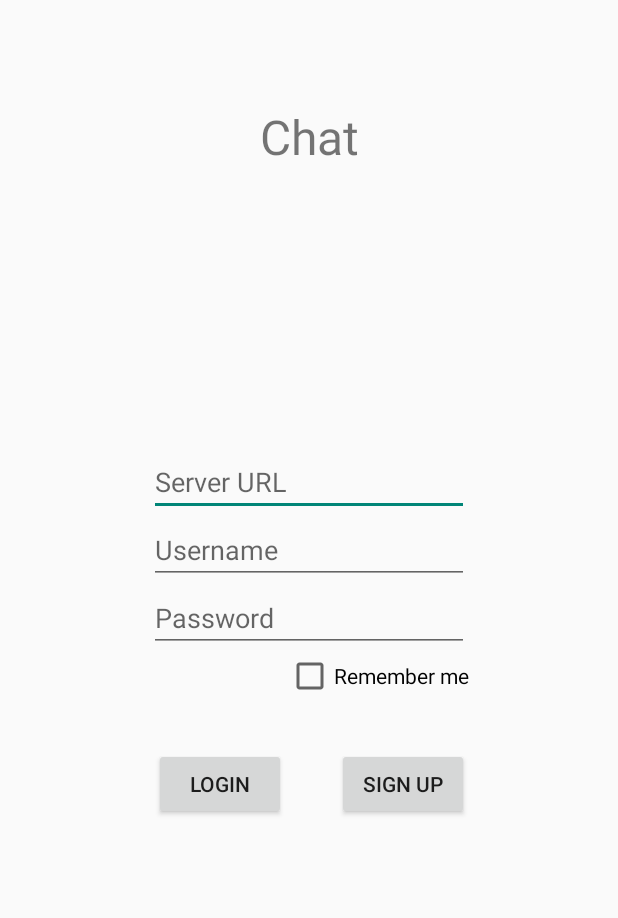
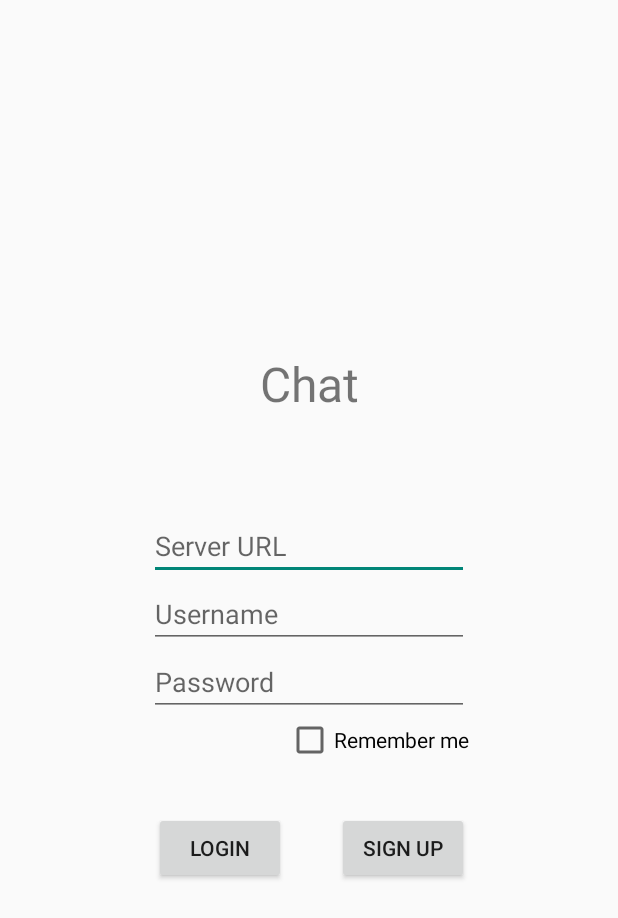
Before and after one commit to Roberto-M-H/Java_Python_FlaskServer_AndroidChatApp, an Android app: the layout activity_welcome.xml on its own in the app's theme, with its tools: preview values and no code run, on a phone screen of 412 x 824 dp. Shown: the top 918 px of the screen. Run offline under Robolectric (Android 15) with nearby library versions, the light colour scheme and no system bars.

Commit message:
Remove action bar from welcome activity and made it scrollable.

```diff
--- a/android_app/app/src/main/AndroidManifest.xml
+++ b/android_app/app/src/main/AndroidManifest.xml
@@ -21,6 +21,7 @@
         android:theme="@style/AppTheme" >
         <activity
             android:name=".activities.WelcomeActivity"
+            android:theme="@style/Theme.AppCompat.Light.NoActionBar"
             android:launchMode="singleTop"
             android:configChanges="orientation|screenSize"
             android:label="@string/app_name" >
--- a/android_app/app/src/main/res/layout/activity_welcome.xml
+++ b/android_app/app/src/main/res/layout/activity_welcome.xml
@@ -1,19 +1,29 @@
-<RelativeLayout xmlns:android="http://schemas.android.com/apk/res/android"
-    xmlns:tools="http://schemas.android.com/tools" android:layout_width="match_parent"
-    android:layout_height="match_parent" android:paddingLeft="@dimen/activity_horizontal_margin"
-    android:paddingRight="@dimen/activity_horizontal_margin"
-    android:paddingTop="@dimen/activity_vertical_margin"
-    android:paddingBottom="@dimen/activity_vertical_margin" tools:context=".activities.WelcomeActivity">
+<ScrollView xmlns:android="http://schemas.android.com/apk/res/android"
+    xmlns:tools="http://schemas.android.com/tools"
+    android:layout_width="match_parent"
+    android:layout_height="match_parent"
+    android:fillViewport="true"
+    android:scrollbars="vertical"
+    tools:context=".activities.WelcomeActivity">
+    <LinearLayout
+        android:layout_width="match_parent"
+        android:layout_height="wrap_content"
+        android:gravity="center"
+        android:orientation="vertical">
+        <RelativeLayout
+            android:layout_width="match_parent"
+            android:layout_height="wrap_content">
 
-    <TextView android:text="@string/title_activity_chat" android:layout_width="fill_parent"
+            <TextView android:text="@string/title_activity_chat"
+                android:layout_width="fill_parent"
                 android:layout_height="wrap_content"
                 android:textSize="32sp"
                 android:id="@+id/textView"
                 android:gravity="center"
-        android:layout_alignParentTop="true"
+                android:layout_centerHorizontal="true"
+                android:layout_marginBottom="64dp"
                 android:layout_alignParentLeft="true"
-        android:layout_alignParentStart="true"
-        android:layout_marginTop="53dp" />
+                android:layout_alignParentStart="true" />
 
             <EditText
                 android:inputType="textUri"
@@ -21,7 +31,8 @@
                 android:layout_height="wrap_content"
                 android:id="@+id/txt_server_url"
                 android:hint="Server URL"
-        android:layout_above="@+id/txt_username"
+                android:layout_below="@+id/textView"
+                android:layout_centerHorizontal="true"
                 android:layout_alignRight="@+id/txt_username"
                 android:layout_alignEnd="@+id/txt_username"
                 android:layout_alignLeft="@+id/txt_username"
@@ -30,12 +41,13 @@
             <EditText
                 android:layout_width="wrap_content"
                 android:layout_height="wrap_content"
+
                 android:inputType="text"
                 android:hint="Username"
+                android:layout_centerHorizontal="true"
                 android:ems="10"
                 android:id="@+id/txt_username"
-        android:layout_above="@+id/txt_password"
-        android:layout_centerHorizontal="true" />
+                android:layout_below="@+id/txt_server_url" />
 
             <EditText
                 android:layout_width="wrap_content"
@@ -44,8 +56,8 @@
                 android:hint="Password"
                 android:ems="10"
                 android:id="@+id/txt_password"
-        android:layout_centerVertical="true"
-        android:layout_centerHorizontal="true" />
+                android:layout_centerHorizontal="true"
+                android:layout_below="@+id/txt_username" />
 
             <Button
                 android:layout_width="wrap_content"
@@ -75,3 +87,5 @@
                 android:layout_alignRight="@+id/txt_password"
                 android:layout_alignEnd="@+id/txt_password" />
         </RelativeLayout>
+    </LinearLayout>
+</ScrollView>
--- a/android_app/app/src/main/res/layout/listfragment_rooms.xml
+++ /dev/null
@@ -1,6 +0,0 @@
-<?xml version="1.0" encoding="utf-8"?>
-<ListView xmlns:android="http://schemas.android.com/apk/res/android"
-    android:layout_width="fill_parent"
-    android:layout_height="fill_parent"
-    android:id="@android:id/list" >
-</ListView>
--- a/android_app/app/src/main/res/menu/menu_welcome.xml
+++ /dev/null
@@ -1,6 +0,0 @@
-<menu xmlns:android="http://schemas.android.com/apk/res/android"
-    xmlns:app="http://schemas.android.com/apk/res-auto"
-    xmlns:tools="http://schemas.android.com/tools" tools:context=".activities.WelcomeActivity">
-    <item android:id="@+id/action_settings" android:title="@string/action_settings"
-        android:orderInCategory="100" app:showAsAction="never" />
-</menu>
```
Lines whose indentation alone changed are shown as unchanged.
